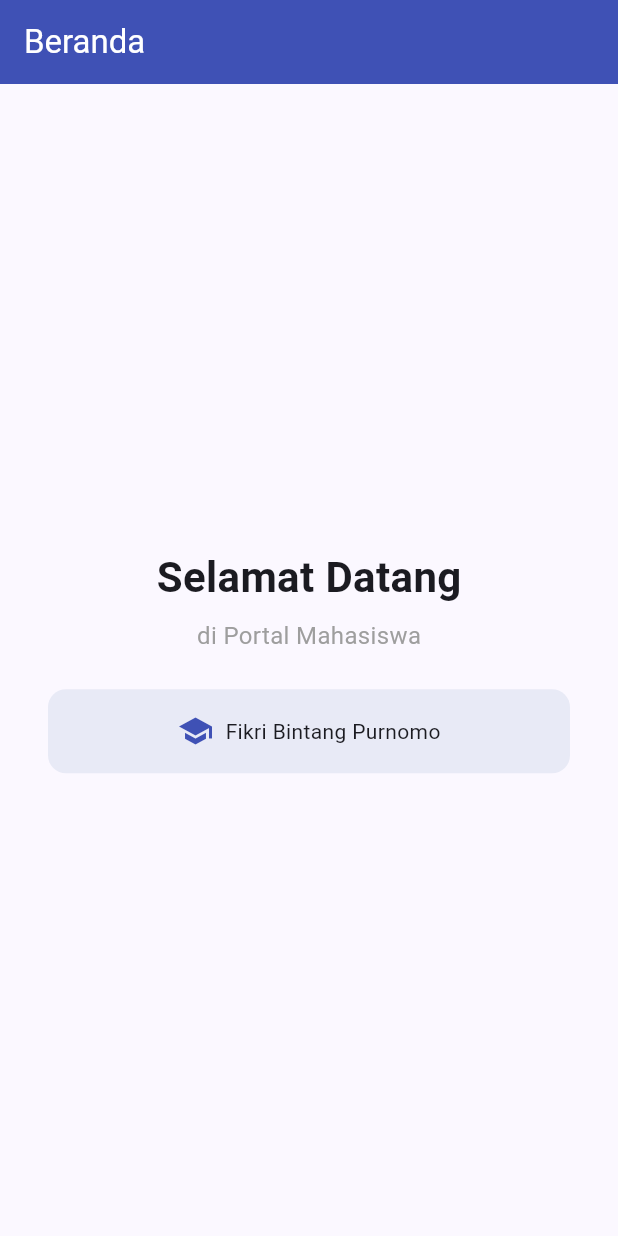
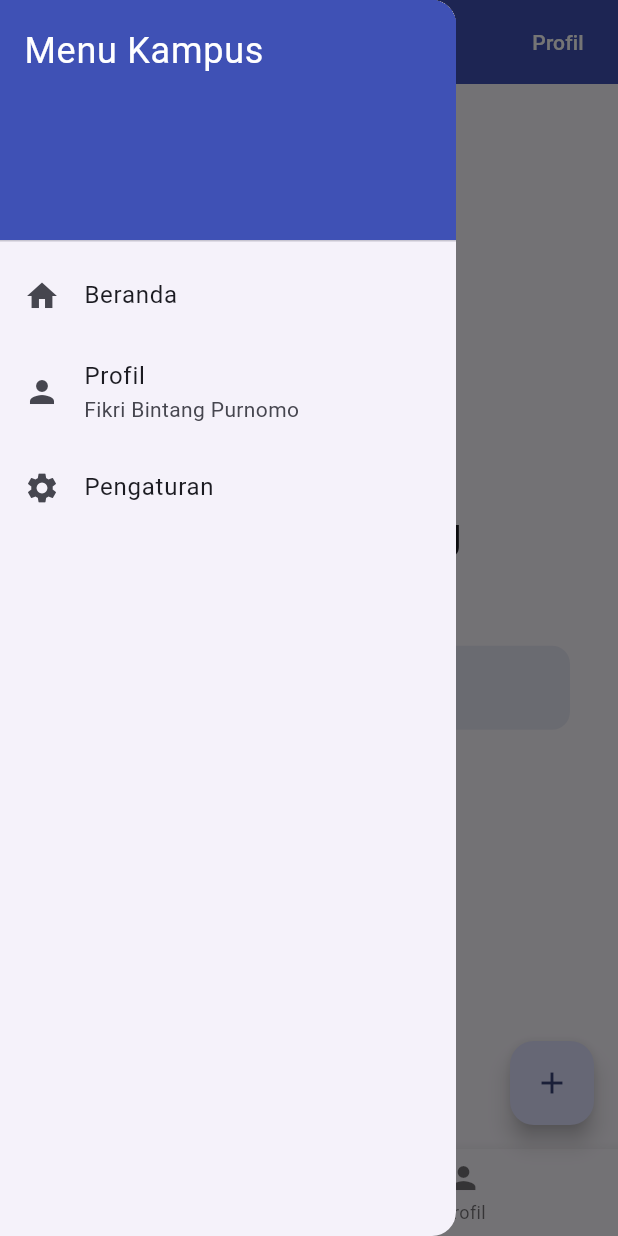
Before and after one commit to FikriBintangx/latihan-flutter-pert4, a Flutter app: the screen it shows after launch, with the side drawer open (before the commit the screen has no drawer), on a phone screen of 412 x 824 dp. Run offline on Flutter 3.47's test engine with Material 3 defaults, Android fonts, the phone set to English and light mode, and no system bars.

Commit message:
menambahkan drawer, bottom navigation, floating action button, dan halaman profil

```diff
--- a/lib/main.dart
+++ b/lib/main.dart
@@ -1,6 +1,8 @@
 import 'package:flutter/material.dart';
 
 const String studentName = 'Fikri Bintang Purnomo';
+const String studentNim = '1122140142';
+const String studentEmail = 'fikbintang01@gmail.com';
 
 void main() {
   runApp(const FikriApp());
@@ -26,14 +28,29 @@ class FikriApp extends StatelessWidget {
 class HomeScreen extends StatelessWidget {
   const HomeScreen({super.key});
 
+  void _openProfile(BuildContext context) {
+    Navigator.push(
+      context,
+      MaterialPageRoute(builder: (context) => const ProfileScreen()),
+    );
+  }
+
   @override
   Widget build(BuildContext context) {
     return Scaffold(
       appBar: AppBar(
-        title: const Text('Beranda'),
         backgroundColor: Colors.indigo,
         foregroundColor: Colors.white,
+        title: const Text('Beranda'),
+        actions: [
+          TextButton(
+            onPressed: () => _openProfile(context),
+            child: const Text('Profil', style: TextStyle(color: Colors.white)),
+          ),
+          const SizedBox(width: 8),
+        ],
       ),
+      drawer: AppDrawer(onHome: () {}, onProfile: () => _openProfile(context)),
       body: Center(
         child: Column(
           mainAxisAlignment: MainAxisAlignment.center,
@@ -67,6 +84,146 @@ class HomeScreen extends StatelessWidget {
           ],
         ),
       ),
+      floatingActionButton: FloatingActionButton(
+        onPressed: () {
+          ScaffoldMessenger.of(context).showSnackBar(
+            const SnackBar(content: Text('Tambah mahasiswa diklik')),
+          );
+        },
+        tooltip: 'Tambah',
+        child: const Icon(Icons.add),
+      ),
+      bottomNavigationBar: AppBottomNav(
+        currentIndex: 0,
+        onTap: (index) {
+          if (index == 1) _openProfile(context);
+        },
+      ),
     );
   }
 }
+
+class ProfileScreen extends StatelessWidget {
+  const ProfileScreen({super.key});
+
+  @override
+  Widget build(BuildContext context) {
+    return Scaffold(
+      appBar: AppBar(
+        backgroundColor: Colors.indigo,
+        foregroundColor: Colors.white,
+        title: const Text('Profil'),
+      ),
+      drawer: AppDrawer(onHome: () => Navigator.pop(context), onProfile: () {}),
+      body: const Center(
+        child: Column(
+          mainAxisAlignment: MainAxisAlignment.center,
+          children: [
+            CircleAvatar(
+              radius: 60,
+              backgroundColor: Colors.indigo,
+              child: Icon(Icons.person, size: 60, color: Colors.white),
+            ),
+            SizedBox(height: 20),
+            Text(
+              studentName,
+              style: TextStyle(fontSize: 22, fontWeight: FontWeight.bold),
+              textAlign: TextAlign.center,
+            ),
+            SizedBox(height: 8),
+            Text(
+              'NIM: $studentNim',
+              style: TextStyle(fontSize: 16, color: Colors.grey),
+            ),
+            SizedBox(height: 4),
+            Text(
+              studentEmail,
+              style: TextStyle(fontSize: 16, color: Colors.grey),
+            ),
+          ],
+        ),
+      ),
+      bottomNavigationBar: AppBottomNav(
+        currentIndex: 1,
+        onTap: (index) {
+          if (index == 0) Navigator.pop(context);
+        },
+      ),
+    );
+  }
+}
+
+class AppDrawer extends StatelessWidget {
+  const AppDrawer({super.key, required this.onHome, required this.onProfile});
+
+  final VoidCallback onHome;
+  final VoidCallback onProfile;
+
+  @override
+  Widget build(BuildContext context) {
+    return Drawer(
+      child: ListView(
+        padding: EdgeInsets.zero,
+        children: [
+          const DrawerHeader(
+            decoration: BoxDecoration(color: Colors.indigo),
+            child: Text(
+              'Menu Kampus',
+              style: TextStyle(color: Colors.white, fontSize: 24),
+            ),
+          ),
+          ListTile(
+            leading: const Icon(Icons.home),
+            title: const Text('Beranda'),
+            onTap: () {
+              Navigator.pop(context);
+              onHome();
+            },
+          ),
+          ListTile(
+            leading: const Icon(Icons.person),
+            title: const Text('Profil'),
+            subtitle: const Text(studentName),
+            onTap: () {
+              Navigator.pop(context);
+              onProfile();
+            },
+          ),
+          ListTile(
+            leading: const Icon(Icons.settings),
+            title: const Text('Pengaturan'),
+            onTap: () {
+              Navigator.pop(context);
+              ScaffoldMessenger.of(context).showSnackBar(
+                const SnackBar(content: Text('Pengaturan belum tersedia')),
+              );
+            },
+          ),
+        ],
+      ),
+    );
+  }
+}
+
+class AppBottomNav extends StatelessWidget {
+  const AppBottomNav({
+    super.key,
+    required this.currentIndex,
+    required this.onTap,
+  });
+
+  final int currentIndex;
+  final ValueChanged<int> onTap;
+
+  @override
+  Widget build(BuildContext context) {
+    return BottomNavigationBar(
+      currentIndex: currentIndex,
+      onTap: onTap,
+      items: const [
+        BottomNavigationBarItem(icon: Icon(Icons.home), label: 'Beranda'),
+        BottomNavigationBarItem(icon: Icon(Icons.person), label: 'Profil'),
+      ],
+    );
+  }
+}
```
